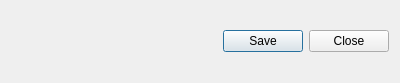
Qt form GEMEditor/analysis/ui/src/BaseStatisticsDialog.ui (JuBra/GEMEditor) before a commit.
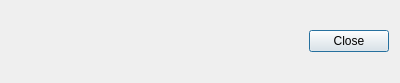
The same form after that commit.

Commit message: Fix save button not closing the statistics dialog

```diff
--- a/GEMEditor/analysis/ui/src/BaseStatisticsDialog.ui
+++ b/GEMEditor/analysis/ui/src/BaseStatisticsDialog.ui
@@ -23,7 +23,7 @@
       <enum>Qt::Horizontal</enum>
      </property>
      <property name="standardButtons">
-      <set>QDialogButtonBox::Close|QDialogButtonBox::Save</set>
+      <set>QDialogButtonBox::Close</set>
      </property>
     </widget>
    </item>
```
The commit also changes 2 other files.
